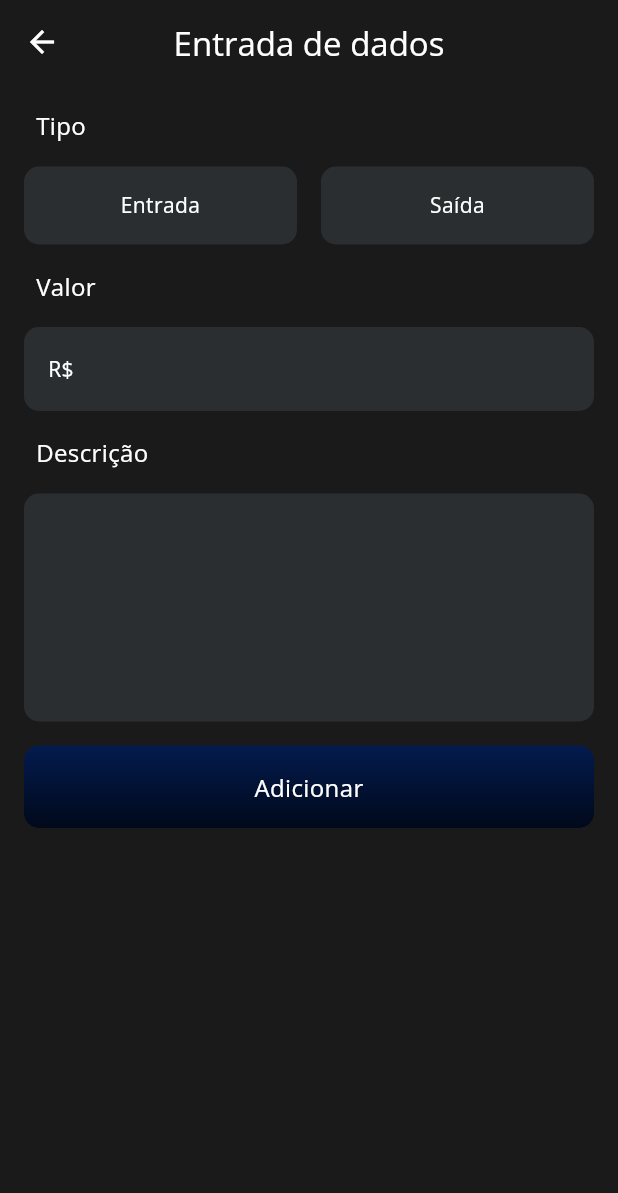
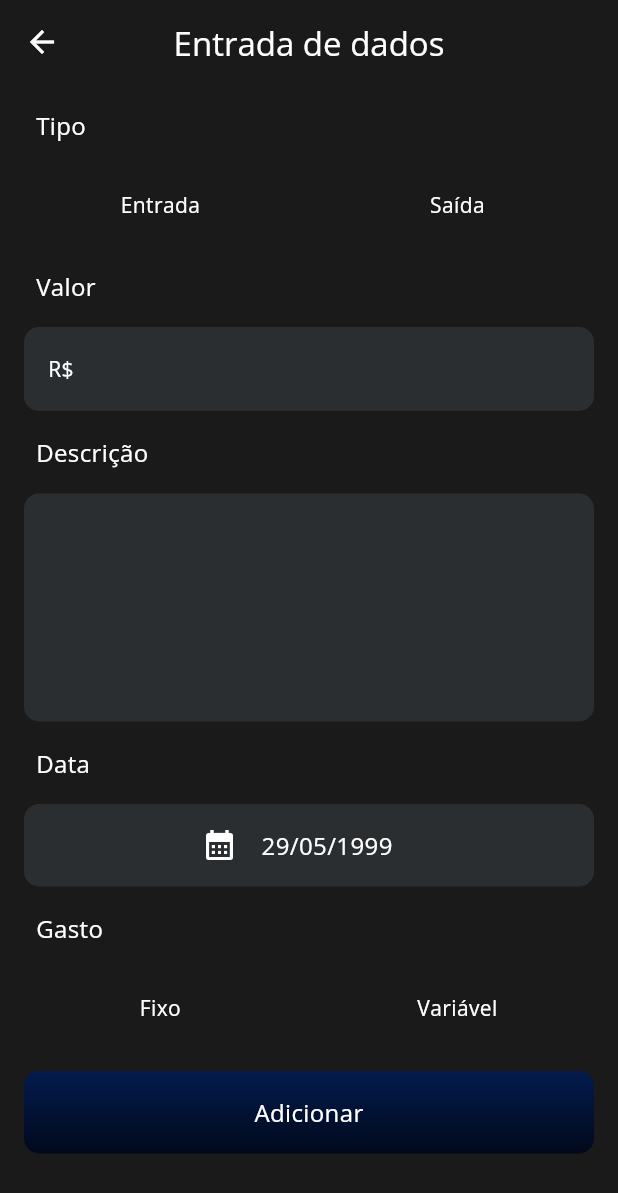
Before and after one commit to JoshGodoyyy/Dani, a Flutter app: the NewPayment screen opened directly, on a phone screen of 412 x 824 dp. Shown: the top 1193 px of the screen. Run offline on Flutter 3.47's test engine with Material 2 defaults, Android fonts, the phone set to English and light mode, and no system bars; our stand-ins replace flutter_slidable.

Commit message:
Finalizacao de design tela de novas entradas

```diff
--- a/lib/app/core/ui/widgets/build_text_field.dart
+++ b/lib/app/core/ui/widgets/build_text_field.dart
@@ -8,6 +8,7 @@ class BuildTextFormField extends StatelessWidget {
   final Widget? prefix;
   final TextEditingController controller;
   final int lines;
+  final TextInputType keyboardType;
 
   const BuildTextFormField({
     super.key,
@@ -15,6 +16,7 @@ class BuildTextFormField extends StatelessWidget {
     required this.prefix,
     required this.controller,
     required this.lines,
+    required this.keyboardType,
   });
 
   @override
@@ -42,6 +44,7 @@ class BuildTextFormField extends StatelessWidget {
           child: Padding(
             padding: const EdgeInsets.symmetric(horizontal: 16.0),
             child: TextFormField(
+              keyboardType: keyboardType,
               controller: controller,
               maxLines: lines,
               style: TextStyles.instance.textRegular,
--- a/lib/app/core/ui/widgets/type_payment_widget.dart
+++ b/lib/app/core/ui/widgets/type_payment_widget.dart
@@ -26,8 +26,8 @@ class TypePaymentWidget extends StatelessWidget {
         child: Container(
           decoration: BoxDecoration(
             color: isSelected
-                ? ColorsApp.instance.backgroundColor
-                : ColorsApp.instance.primaryColor,
+                ? ColorsApp.instance.primaryColor
+                : ColorsApp.instance.backgroundColor,
             borderRadius: const BorderRadius.all(
               Radius.circular(10),
             ),
--- a/lib/pages/new_payment/new_payment.dart
+++ b/lib/pages/new_payment/new_payment.dart
@@ -18,6 +18,8 @@ class _NewPaymentState extends State<NewPayment> {
 
   bool isReceiptSelected = false;
   bool isPaymentSelected = false;
+  bool isFixedSelected = false;
+  bool isVariableSelected = false;
 
   @override
   Widget build(BuildContext context) {
@@ -30,6 +32,7 @@ class _NewPaymentState extends State<NewPayment> {
       ),
       body: Padding(
         padding: const EdgeInsets.all(16.0),
+        child: SingleChildScrollView(
           child: Column(
             crossAxisAlignment: CrossAxisAlignment.start,
             children: [
@@ -54,7 +57,7 @@ class _NewPaymentState extends State<NewPayment> {
                         isPaymentSelected = false;
                       });
                     },
-                  isSelected: isPaymentSelected,
+                    isSelected: isReceiptSelected,
                   ),
                   const SizedBox(width: 16),
                   TypePaymentWidget(
@@ -65,7 +68,7 @@ class _NewPaymentState extends State<NewPayment> {
                         isReceiptSelected = false;
                       });
                     },
-                  isSelected: isReceiptSelected,
+                    isSelected: isPaymentSelected,
                   ),
                 ],
               ),
@@ -78,13 +81,90 @@ class _NewPaymentState extends State<NewPayment> {
                 ),
                 controller: valueController,
                 lines: 1,
+                keyboardType: TextInputType.number,
               ),
               BuildTextFormField(
                 title: 'Descrição',
                 prefix: null,
                 controller: descriptionController,
                 lines: 5,
+                keyboardType: TextInputType.text,
               ),
+              Padding(
+                padding: const EdgeInsets.symmetric(horizontal: 8.0),
+                child: Text(
+                  'Data',
+                  style: TextStyles.instance.textRegular.copyWith(fontSize: 16),
+                ),
+              ),
+              const SizedBox(height: 16),
+              InkWell(
+                onTap: () {},
+                borderRadius: BorderRadius.circular(10),
+                child: Container(
+                  width: MediaQuery.of(context).size.width,
+                  decoration: BoxDecoration(
+                    color: ColorsApp.instance.primaryColor,
+                    borderRadius: const BorderRadius.all(
+                      Radius.circular(10),
+                    ),
+                  ),
+                  child: Row(
+                    mainAxisAlignment: MainAxisAlignment.center,
+                    children: [
+                      const Icon(
+                        Icons.calendar_month,
+                        color: Colors.white,
+                        size: 24,
+                      ),
+                      Padding(
+                        padding: const EdgeInsets.all(16),
+                        child: Text(
+                          '29/05/1999',
+                          style: TextStyles.instance.textRegular.copyWith(
+                            fontSize: 16,
+                          ),
+                        ),
+                      ),
+                    ],
+                  ),
+                ),
+              ),
+              const SizedBox(height: 16),
+              Padding(
+                padding: const EdgeInsets.symmetric(horizontal: 8.0),
+                child: Text(
+                  'Gasto',
+                  style: TextStyles.instance.textRegular.copyWith(fontSize: 16),
+                ),
+              ),
+              const SizedBox(height: 16),
+              Row(
+                children: [
+                  TypePaymentWidget(
+                    label: 'Fixo',
+                    onTap: () {
+                      setState(() {
+                        isFixedSelected = true;
+                        isVariableSelected = false;
+                      });
+                    },
+                    isSelected: isFixedSelected,
+                  ),
+                  const SizedBox(width: 16),
+                  TypePaymentWidget(
+                    label: 'Variável',
+                    onTap: () {
+                      setState(() {
+                        isFixedSelected = false;
+                        isVariableSelected = true;
+                      });
+                    },
+                    isSelected: isVariableSelected,
+                  ),
+                ],
+              ),
+              const SizedBox(height: 16),
               Container(
                 decoration: BoxDecoration(
                     borderRadius: const BorderRadius.all(
@@ -100,6 +180,9 @@ class _NewPaymentState extends State<NewPayment> {
                 width: MediaQuery.of(context).size.width,
                 child: InkWell(
                   onTap: () {},
+                  borderRadius: const BorderRadius.all(
+                    Radius.circular(10),
+                  ),
                   child: Padding(
                     padding: const EdgeInsets.all(16.0),
                     child: Text(
@@ -115,6 +198,7 @@ class _NewPaymentState extends State<NewPayment> {
             ],
           ),
         ),
+      ),
     );
   }
 }
```
Lines whose indentation alone changed are shown as unchanged.
